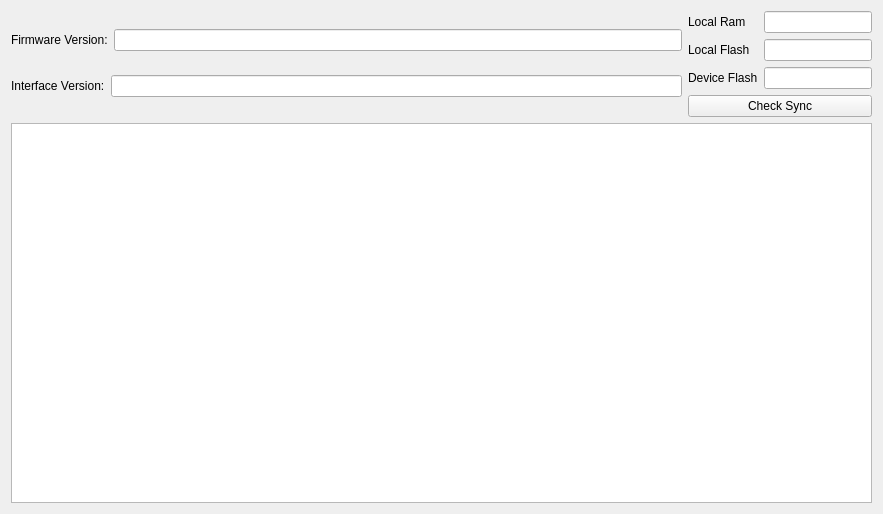
The window that src/emsinfo.ui (fredcooke/emstudio) describes before a commit, drawn with Qt 5.
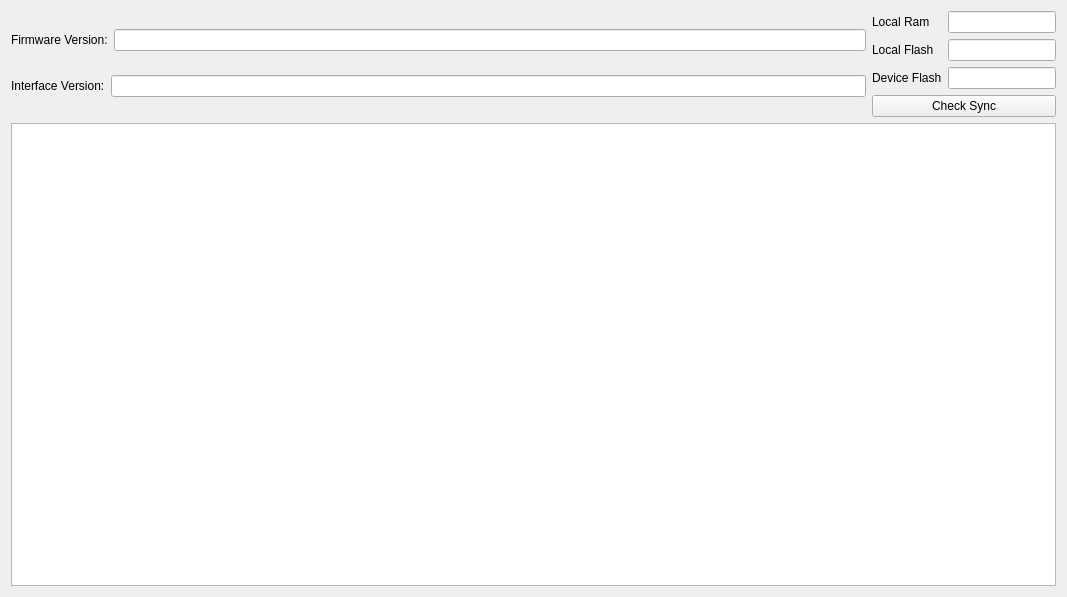
The same window after the commit.

What changed in the file:
```diff
--- a/src/emsinfo.ui
+++ b/src/emsinfo.ui
@@ -6,8 +6,8 @@
    <rect>
     <x>0</x>
     <y>0</y>
-    <width>883</width>
-    <height>514</height>
+    <width>1067</width>
+    <height>597</height>
    </rect>
   </property>
   <property name="windowTitle">
```
